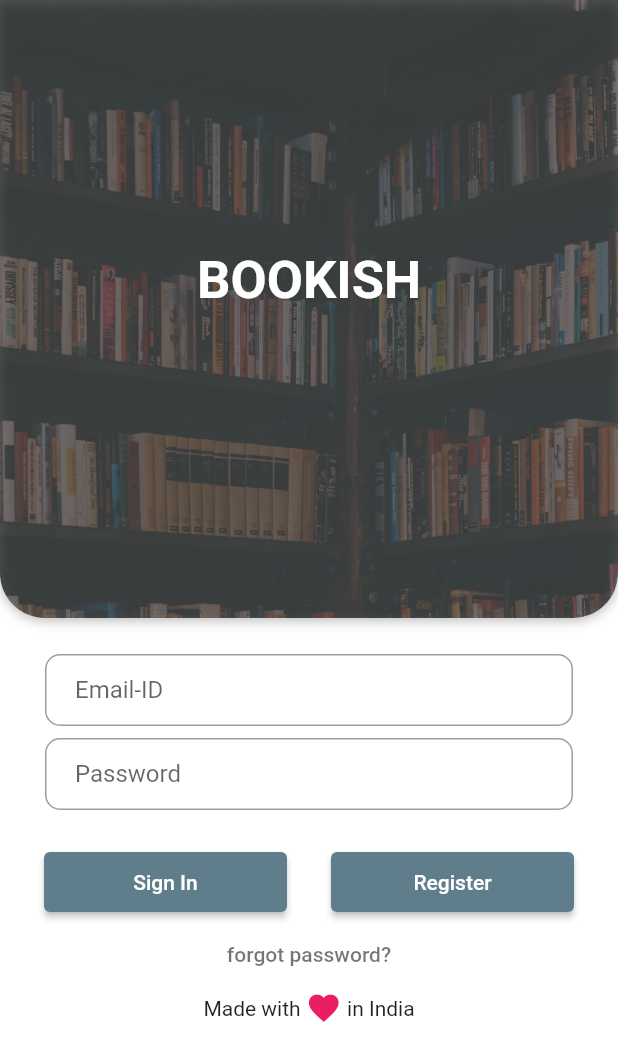
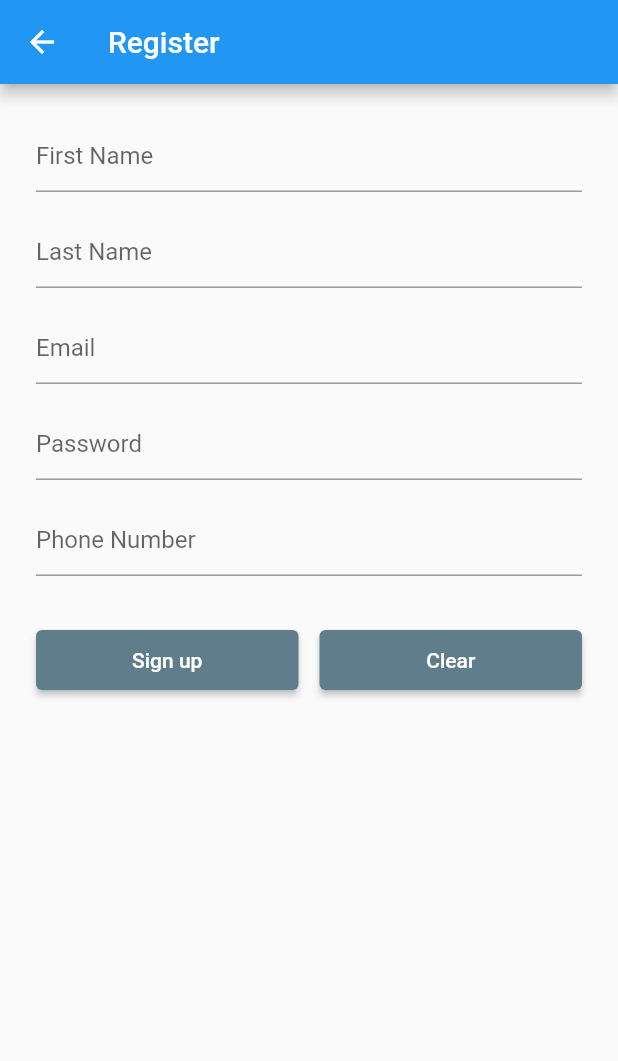
Before and after one commit to rkgoudra/Bookish_2.0_Frontend, a Flutter app: the screen it shows after launch, after a tap on "Register", on a phone screen of 412 x 824 dp. Shown: the top 1061 px of the screen. Run offline on Flutter 3.47's test engine with Material 2 defaults, Android fonts, the phone set to English and light mode, and no system bars; Roboto replaces fonts that are missing (Rubik).

Commit message:
added Register Page

```diff
--- a/bookish/lib/login_page.dart
+++ b/bookish/lib/login_page.dart
@@ -1,3 +1,4 @@
+import 'package:bookish/register.dart';
 import 'package:bookish/services/loginService.dart';
 // import 'package:bookish/user_page.dart' show UserPage;
 import 'package:flutter/material.dart';
@@ -120,7 +121,7 @@ class _LoginPageState extends State<LoginPage> {
             },
           ))
     ]);
-
+//   Navigator.push(context,MaterialPageRoute(builder: (context) => RegisterPage()),);
     final loginButton = Container(
       child: Row(
         mainAxisAlignment: MainAxisAlignment.spaceEvenly,
@@ -145,7 +146,13 @@ class _LoginPageState extends State<LoginPage> {
                 primary: Colors.blueGrey),
           ),
           new ElevatedButton(
-            onPressed: () {},
+            onPressed: () {
+              printMSG('Register');
+              Navigator.push(
+                context,
+                MaterialPageRoute(builder: (context) => RegisterPage()),
+              );
+            },
             child: Text("Register"),
             style: ElevatedButton.styleFrom(
                 fixedSize:
@@ -197,4 +204,8 @@ class _LoginPageState extends State<LoginPage> {
       ),
     );
   }
+
+  void printMSG(msg) {
+    print(msg + " Button is Clicked..");
+  }
 }
--- /dev/null
+++ b/bookish/lib/register.dart
@@ -0,0 +1,169 @@
+import 'package:flutter/material.dart';
+
+class RegisterPage extends StatefulWidget {
+  static String tag = 'register-page';
+  @override
+  _RegisterPageState createState() => _RegisterPageState();
+}
+
+class _RegisterPageState extends State<RegisterPage> {
+  final _registerFormKey = GlobalKey<FormState>();
+
+  final _firstNameTextController = TextEditingController();
+  final _lastNameTextController = TextEditingController();
+  final _emailTextController = TextEditingController();
+  final _passwordTextController = TextEditingController(); //
+  final _phoneNumberTextController = TextEditingController();
+  final _focusFirstName = FocusNode();
+  final _focusLastName = FocusNode();
+  final _focusEmail = FocusNode();
+  final _focusPassword = FocusNode();
+  final _focusPhoneNumber = FocusNode();
+
+  bool _isProcessing = false;
+
+  @override
+  Widget build(BuildContext context) {
+    return GestureDetector(
+      onTap: () {
+        _focusFirstName.unfocus();
+        _focusLastName.unfocus();
+        _focusEmail.unfocus();
+        _focusPassword.unfocus();
+        _focusPhoneNumber.unfocus();
+      },
+      child: Scaffold(
+        appBar: AppBar(
+          title: Text('Register'),
+        ),
+        body: SingleChildScrollView(
+          padding: const EdgeInsets.all(24.0),
+          child: Center(
+            child: Column(
+              mainAxisAlignment: MainAxisAlignment.center,
+              children: [
+                Form(
+                  key: _registerFormKey,
+                  child: Column(
+                    children: <Widget>[
+                      TextFormField(
+                        controller: _firstNameTextController,
+                        focusNode: _focusFirstName,
+                        decoration: InputDecoration(
+                          hintText: "First Name",
+                          errorBorder: UnderlineInputBorder(
+                            borderRadius: BorderRadius.circular(6.0),
+                            borderSide: BorderSide(
+                              color: Colors.red,
+                            ),
+                          ),
+                        ),
+                      ),
+                      SizedBox(height: 16.0),
+                      TextFormField(
+                        controller: _lastNameTextController,
+                        focusNode: _focusLastName,
+                        decoration: InputDecoration(
+                          hintText: "Last Name",
+                          errorBorder: UnderlineInputBorder(
+                            borderRadius: BorderRadius.circular(6.0),
+                            borderSide: BorderSide(
+                              color: Colors.red,
+                            ),
+                          ),
+                        ),
+                      ),
+                      SizedBox(height: 16.0),
+                      TextFormField(
+                        controller: _emailTextController,
+                        focusNode: _focusEmail,
+                        decoration: InputDecoration(
+                          hintText: "Email",
+                          errorBorder: UnderlineInputBorder(
+                            borderRadius: BorderRadius.circular(6.0),
+                            borderSide: BorderSide(
+                              color: Colors.red,
+                            ),
+                          ),
+                        ),
+                      ),
+                      SizedBox(height: 16.0),
+                      TextFormField(
+                        controller: _passwordTextController,
+                        focusNode: _focusPassword,
+                        obscureText: true,
+                        decoration: InputDecoration(
+                          hintText: "Password",
+                          errorBorder: UnderlineInputBorder(
+                            borderRadius: BorderRadius.circular(6.0),
+                            borderSide: BorderSide(
+                              color: Colors.red,
+                            ),
+                          ),
+                        ),
+                      ),
+                      SizedBox(height: 16.0),
+                      TextFormField(
+                        controller: _phoneNumberTextController,
+                        focusNode: _focusPhoneNumber,
+                        decoration: InputDecoration(
+                          hintText: "Phone Number",
+                          errorBorder: UnderlineInputBorder(
+                            borderRadius: BorderRadius.circular(6.0),
+                            borderSide: BorderSide(
+                              color: Colors.red,
+                            ),
+                          ),
+                        ),
+                      ),
+                      SizedBox(height: 32.0),
+                      _isProcessing
+                          ? CircularProgressIndicator()
+                          : Row(
+                              children: [
+                                Expanded(
+                                  child: ElevatedButton(
+                                    onPressed: () {
+                                      print("Hello world");
+                                    },
+                                    child: Text(
+                                      'Sign up',
+                                    ),
+                                    style: ElevatedButton.styleFrom(
+                                        fixedSize: Size(
+                                            MediaQuery.of(context).size.width -
+                                                200,
+                                            40.0),
+                                        primary: Colors.blueGrey),
+                                  ),
+                                ),
+                                SizedBox(width: 14.00),
+                                Expanded(
+                                  child: ElevatedButton(
+                                    onPressed: () {
+                                      print("Hello world");
+                                    },
+                                    child: Text(
+                                      'Clear',
+                                    ),
+                                    style: ElevatedButton.styleFrom(
+                                        fixedSize: Size(
+                                            MediaQuery.of(context).size.width -
+                                                200,
+                                            40.0),
+                                        primary: Colors.blueGrey),
+                                  ),
+                                ),
+                              ],
+                            )
+                    ],
+                  ),
+                )
+              ],
+            ),
+          ),
+        ),
+      ),
+    );
+  }
+}
--- a/bookish/lib/services/loginService.dart
+++ b/bookish/lib/services/loginService.dart
@@ -10,7 +10,7 @@ import '../user_page.dart';
 Future<Object> getUser(
     String firstName, String password, BuildContext context) async {
   final response = await http.post(
-    Uri.parse('http://192.168.1.11:8080/bookish/login/loginUser'),
+    Uri.parse('http://192.168.0.96:8080/bookish/login/loginUser'),
     headers: <String, String>{
       'Content-Type': 'application/json',
     },
```
